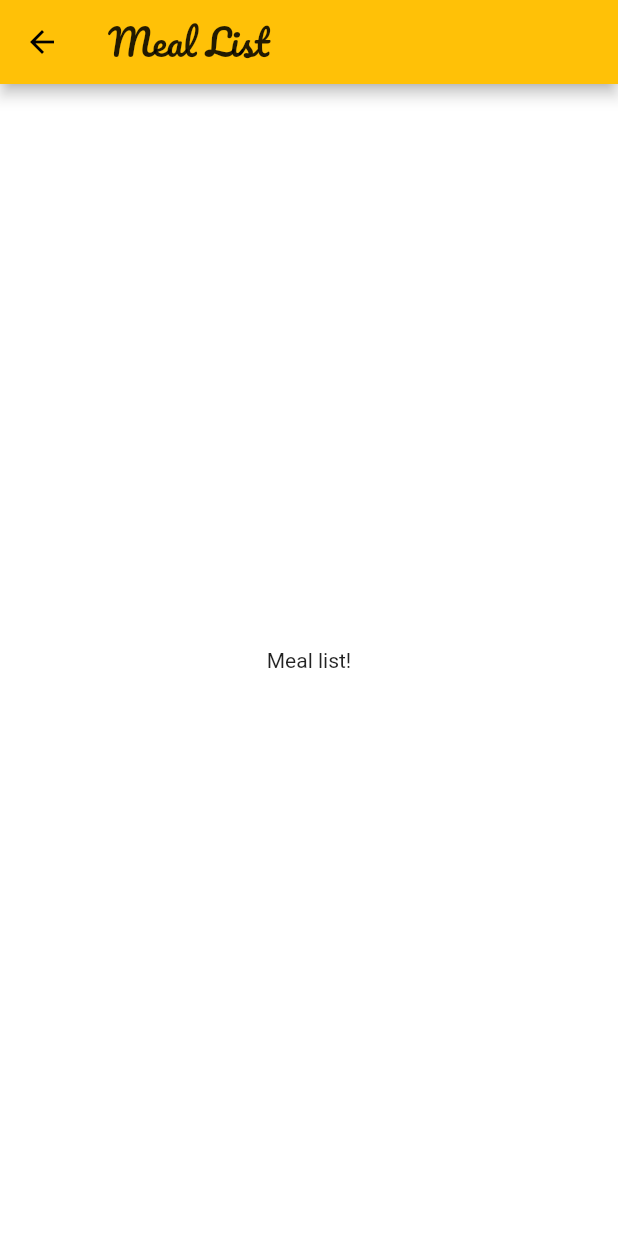
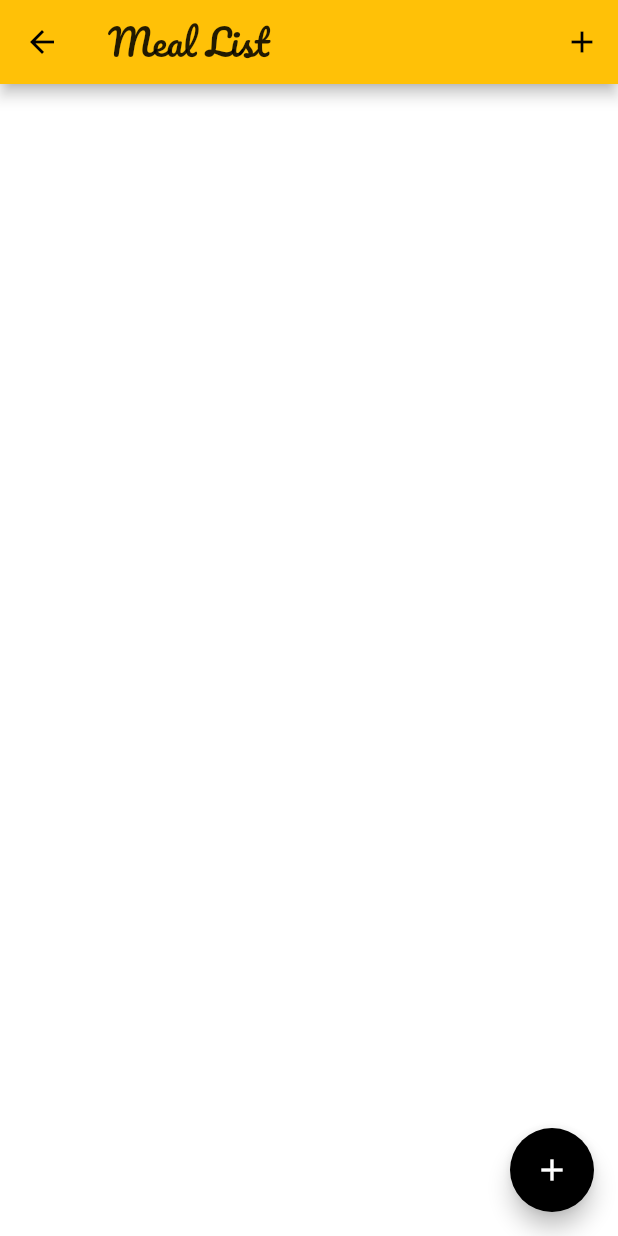
Before and after one commit to jacek-kaminski/flutter-meal-planner, a Flutter app: the screen it shows after launch, after a tap on the "close" icon, after a tap on the "fastfood" icon, on a phone screen of 412 x 824 dp. Run offline on Flutter 3.47's test engine with Material 2 defaults, Android fonts, the phone set to English and light mode, and no system bars; our stand-ins replace google_fonts.

Commit message:
Other changes

```diff
--- a/lib/main.dart
+++ b/lib/main.dart
@@ -1,11 +1,10 @@
 import 'package:flutter/material.dart';
 import 'package:google_fonts/google_fonts.dart';
-import 'package:meal_planner/widgets/screens/home_screen.dart';
-import 'package:meal_planner/widgets/screens/meal_list_screen.dart';
 
-import 'widgets/screens/shopping_list_screen.dart';
-import 'widgets/screens/meal_list_screen.dart';
-import 'widgets/screens/week_details_screen.dart';
+import '../screens/home_screen.dart';
+import '../screens/shopping_list_screen.dart';
+import '../screens/meal_list_screen.dart';
+import '../screens/week_details_screen.dart';
 
 void main() {
   runApp(MyApp());
@@ -20,13 +19,14 @@ class MyApp extends StatelessWidget {
         textTheme: ThemeData.light().textTheme.copyWith(
               headline6: GoogleFonts.pacifico(fontSize: 24),
               subtitle1: GoogleFonts.pacifico(fontSize: 16),
+              subtitle2: GoogleFonts.pacifico(fontSize: 8),
             ),
         primarySwatch: Colors.amber,
         accentColor: Colors.black,
         canvasColor: Colors.white,
       ),
-      home: HomeScreen(),
       routes: {
+        '/': (ctx) => HomeScreen(),
         WeekDetailsScreen.routeName: (ctx) => WeekDetailsScreen(),
         MealListScreen.routeName: (ctx) => MealListScreen(),
         ShoppingListScreen.routeName: (ctx) => ShoppingListScreen(),
--- a/lib/models/meal.dart
+++ b/lib/models/meal.dart
@@ -3,23 +3,23 @@ import 'package:flutter/foundation.dart';
 class Meal {
   final int id;
   final String name;
-  final MealType type;
+  final List<MealTag> tags;
 
   const Meal({
     required this.id,
     required this.name,
-    required this.type,
+    required this.tags,
   });
 }
 
-enum MealType {
+enum MealTag {
   Breakast,
   Lunch,
   Snack,
   Dinner,
 }
 
-extension MealTypeExtension on MealType {
+extension MealTagExtension on MealTag {
   String get value {
     return describeEnum(this);
   }
--- a/lib/widgets/screens/home_screen.dart
+++ b/lib/screens/home_screen.dart
@@ -8,8 +8,8 @@ import 'package:meal_planner/widgets/menu/menu.dart';
 import './meal_list_screen.dart';
 import './week_details_screen.dart';
 import './shopping_list_screen.dart';
-import '../expandable_fab_menu/expandable_fab.dart';
-import '../expandable_fab_menu/action_button.dart';
+import '../widgets/expandable_fab_menu/expandable_fab.dart';
+import '../widgets/expandable_fab_menu/action_button.dart';
 
 class HomeScreen extends StatelessWidget {
   void _navigateTo(BuildContext ctx, Destination destination) {
--- /dev/null
+++ b/lib/screens/meal_list_screen.dart
@@ -0,0 +1,65 @@
+import 'package:flutter/material.dart';
+import 'dart:io';
+
+import 'package:meal_planner/assets/strings.dart';
+import '../../models/meal.dart';
+import '../../dummy_data.dart';
+import '../widgets/meal_list.dart';
+import '../widgets/new_meal/new_meal.dart';
+
+class MealListScreen extends StatefulWidget {
+  static const routeName = '/meal-list';
+
+  @override
+  _MealListScreenState createState() => _MealListScreenState();
+}
+
+class _MealListScreenState extends State<MealListScreen> {
+  final List<Meal> meals = [];
+
+  void addMeal() {}
+
+  void _startAddNewMeal(BuildContext ctx) {
+    showModalBottomSheet(
+      isScrollControlled: true,
+      context: ctx,
+      builder: (_) => Wrap(children: [NewMeal(_addNewMeal)]),
+    );
+  }
+
+  void _addNewMeal(String mealName, List<MealTag> mealTags) {
+    final newMeal = Meal(
+      id: 1,
+      name: mealName,
+      tags: mealTags,
+    );
+
+    setState(() {
+      meals.add(newMeal);
+    });
+  }
+
+  @override
+  Widget build(BuildContext context) {
+    final appBar = AppBar(
+      textTheme: Theme.of(context).textTheme,
+      title: const Text(Strings.mealListTitle),
+      actions: [
+        IconButton(
+          onPressed: () {},
+          icon: Icon(Icons.add),
+        )
+      ],
+    );
+
+    return Scaffold(
+      appBar: appBar,
+      body: MealList(meals),
+      floatingActionButton: FloatingActionButton(
+        child: Icon(Icons.add),
+        onPressed: () => _startAddNewMeal(context),
+      ),
+      floatingActionButtonLocation: FloatingActionButtonLocation.endFloat,
+    );
+  }
+}
--- a/lib/widgets/screens/week_details_screen.dart
+++ b/lib/screens/week_details_screen.dart
@@ -2,8 +2,8 @@ import 'package:flutter/material.dart';
 
 import 'package:meal_planner/assets/strings.dart';
 import '../../utils/general_helper.dart';
-import '../menu/menu.dart';
-import '../week_day_picker.dart';
+import '../widgets/menu/menu.dart';
+import '../widgets/week_day_picker.dart';
 
 class WeekDetailsScreen extends StatefulWidget {
   static const routeName = '/week-details';
--- /dev/null
+++ b/lib/widgets/meal_list.dart
@@ -0,0 +1,27 @@
+import 'package:flutter/material.dart';
+
+import '../models/meal.dart';
+
+class MealList extends StatelessWidget {
+  final List<Meal> meals;
+
+  MealList(this.meals);
+
+  @override
+  Widget build(BuildContext context) {
+    return ListView.builder(
+      itemBuilder: (ctx, index) {
+        return Card(
+          elevation: 5,
+          margin: EdgeInsets.symmetric(vertical: 8, horizontal: 16),
+          child: ListTile(
+            leading: Icon(Icons.fastfood),
+            title: Text(meals[index].name),
+            subtitle: Text(meals[index].tags.toString()),
+          ),
+        );
+      },
+      itemCount: meals.length,
+    );
+  }
+}
--- a/lib/widgets/menu/menu.dart
+++ b/lib/widgets/menu/menu.dart
@@ -10,10 +10,10 @@ class Menu extends StatelessWidget {
   final String title;
 
   final List<Meal> mockedMeals = [
-    Meal(id: 0, name: 'Cereal', type: MealType.Breakast),
-    Meal(id: 1, name: 'Burger', type: MealType.Lunch),
-    Meal(id: 2, name: 'Apple', type: MealType.Snack),
-    Meal(id: 3, name: 'Hawai Toast', type: MealType.Dinner),
+    Meal(id: 0, name: 'Cereal', tags: [MealTag.Breakast]),
+    Meal(id: 1, name: 'Burger', tags: [MealTag.Lunch]),
+    Meal(id: 2, name: 'Apple', tags: [MealTag.Snack]),
+    Meal(id: 3, name: 'Hawai Toast', tags: [MealTag.Dinner]),
   ];
 
   Menu(this.exchangePossible, this.title);
@@ -34,25 +34,25 @@ class Menu extends StatelessWidget {
                 )),
           ),
           MenuItem(
-            mealType: mockedMeals[0].type,
+            mealTag: MealTag.Breakast,
             mealName: mockedMeals[0].name,
             isExchangable: exchangePossible,
           ),
           MenuItemSeparator(),
           MenuItem(
-            mealType: mockedMeals[1].type,
+            mealTag: MealTag.Lunch,
             mealName: mockedMeals[1].name,
             isExchangable: exchangePossible,
           ),
           MenuItemSeparator(),
           MenuItem(
-            mealType: mockedMeals[2].type,
+            mealTag: MealTag.Snack,
             mealName: mockedMeals[2].name,
             isExchangable: exchangePossible,
           ),
           MenuItemSeparator(),
           MenuItem(
-            mealType: mockedMeals[3].type,
+            mealTag: MealTag.Dinner,
             mealName: mockedMeals[3].name,
             isExchangable: exchangePossible,
           ),
--- a/lib/widgets/menu/menu_item.dart
+++ b/lib/widgets/menu/menu_item.dart
@@ -4,11 +4,11 @@ import 'package:google_fonts/google_fonts.dart';
 import '../../../models/meal.dart';
 
 class MenuItem extends StatelessWidget {
-  final MealType mealType;
+  final MealTag mealTag;
   final String? mealName;
   final bool? isExchangable;
 
-  MenuItem({required this.mealType, this.mealName, this.isExchangable});
+  MenuItem({required this.mealTag, this.mealName, this.isExchangable});
 
   @override
   Widget build(BuildContext context) {
@@ -45,7 +45,7 @@ class MenuItem extends StatelessWidget {
                   onPressed: () {},
                   icon: Icon(Icons.add_circle_outline_rounded)),
             ),
-          Text(mealType.value, style: GoogleFonts.pacifico(color: Colors.amber))
+          Text(mealTag.value, style: GoogleFonts.pacifico(color: Colors.amber))
         ],
       ),
     );
--- a/lib/widgets/screens/meal_list_screen.dart
+++ /dev/null
@@ -1,21 +0,0 @@
-import 'package:flutter/material.dart';
-
-import 'package:meal_planner/assets/strings.dart';
-
-class MealListScreen extends StatelessWidget {
-  static const routeName = '/meal-list';
-
-  @override
-  Widget build(BuildContext context) {
-    final appBar = AppBar(
-      textTheme: Theme.of(context).textTheme,
-      title: const Text(Strings.mealListTitle),
-    );
-
-    return Scaffold(
-        appBar: appBar,
-        body: Center(
-          child: Text('Meal list!'),
-        ));
-  }
-}
```
Also changed, not shown: lib/dummy_data.dart (+89 -30 lines), lib/screens/tabs_screen.dart (added, +36 -0 lines), lib/widgets/new_meal/meal_tag_picker.dart (added, +63 -0 lines), lib/widgets/new_meal/new_meal.dart (added, +78 -0 lines), lib/screens/shopping_list_screen.dart (renamed from lib/widgets/screens/shopping_list_screen.dart).
